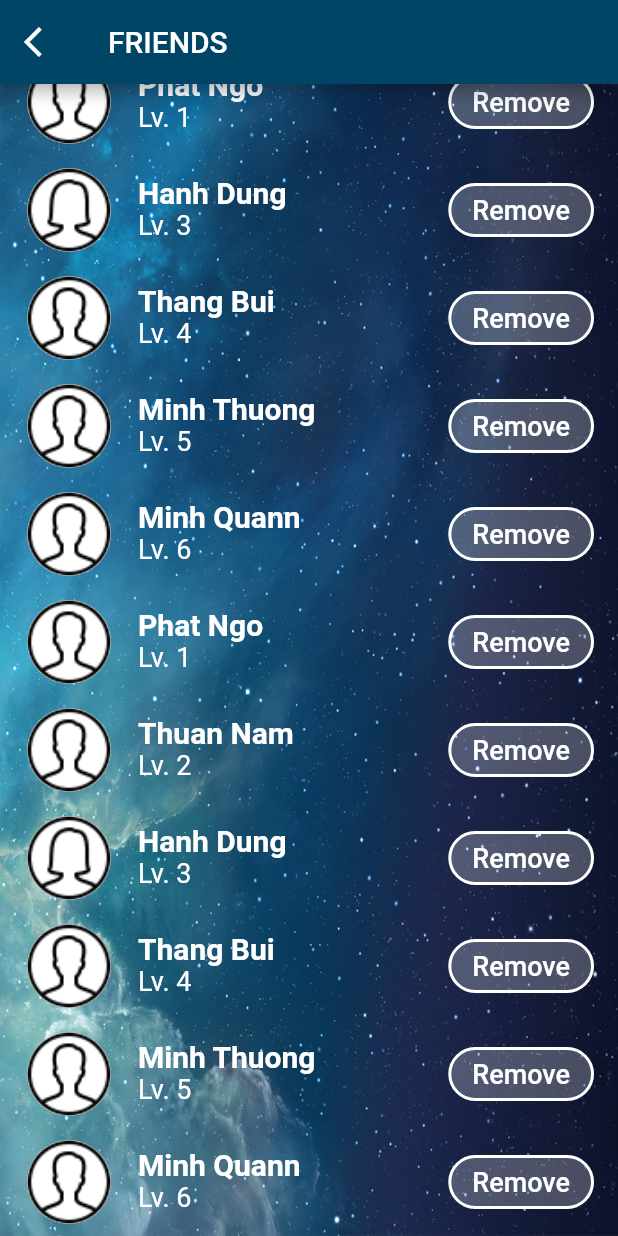
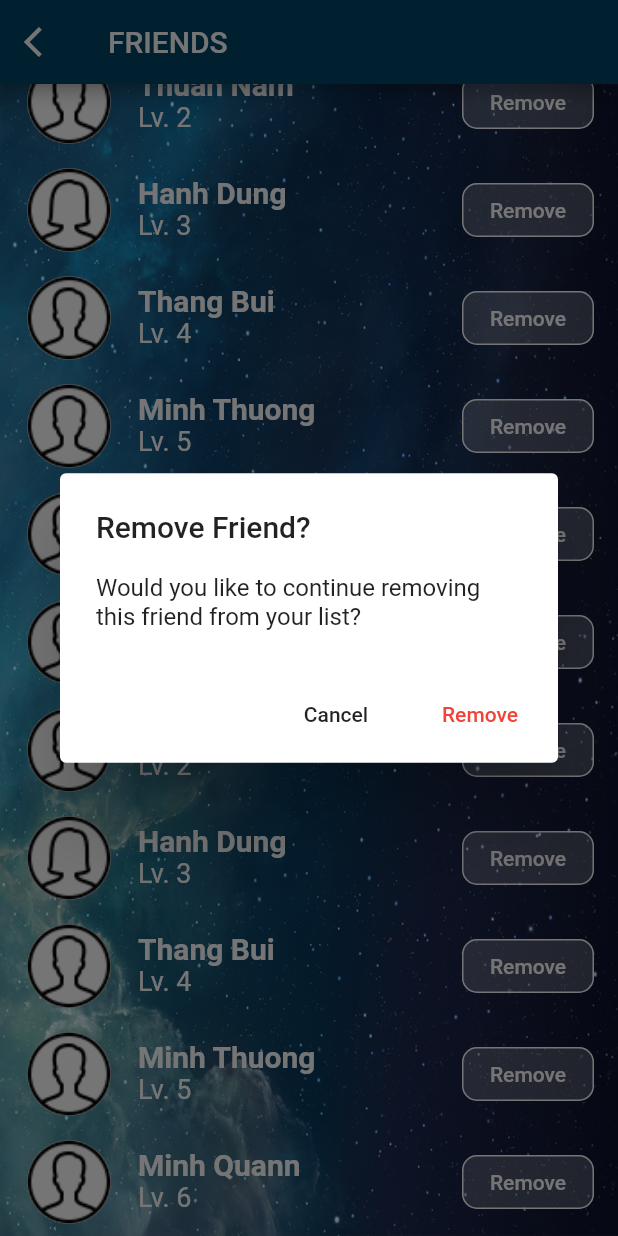
Before and after one commit to ngovanphat/QLDAPM-Project-PianoTile, a Flutter app: the FriendsList screen opened directly, scrolled down 96 dp, after a tap on "Remove", on a phone screen of 412 x 824 dp. Run offline on Flutter 3.47's test engine with Material 2 defaults, Android fonts, the phone set to English and light mode, and no system bars; our stand-ins replace audioplayers, firebase_auth, firebase_core, firebase_database, firebase_storage, flutter_spinkit and 4 more; missing offline and left inert: flutter_midi, marquee_flutter, permissions_plugin; accounts and stored records are empty; project files that could hold a hidden picture were left out.

Commit message:
Remove friend from friends list with alert

```diff
--- a/lib/views/friends_list.dart
+++ b/lib/views/friends_list.dart
@@ -38,21 +38,60 @@ class _FriendsListState extends State<FriendsList> {
       ),
       trailing: FlatButton(
         shape: RoundedRectangleBorder(
-            borderRadius: BorderRadius.circular(70),
-            side: BorderSide(
-                color: Colors.white, width: 2)),
+            borderRadius: BorderRadius.circular(10),
+            side: BorderSide(color: Colors.white, width: 1)),
         child: Text(
           'Remove',
-          style: TextStyle(
-              fontSize: 18, color: Colors.white),
+          style: TextStyle(fontSize: 14, color: Colors.white),
         ),
         color: Colors.white24,
         onPressed: () {
-          setState(() {
-            _friends.removeAt(index);
-          });
+          showAlertDialog(context, index);
         },
       ),
+    );
+  }
+
+  showAlertDialog(BuildContext context, int index) {
+    // set up the buttons
+    Widget cancelButton = FlatButton(
+      child: Text("Cancel"),
+      onPressed: () {
+        Navigator.of(context).pop();
+      },
+    );
+    Widget continueButton = FlatButton(
+      child: Text(
+        "Remove",
+        style: TextStyle(
+          color: Colors.red,
+        ),
+      ),
+      onPressed: () {
+        setState(() {
+          _friends.removeAt(index);
+        });
+        Navigator.of(context).pop();
+      },
+    );
+
+    // set up the AlertDialog
+    AlertDialog alert = AlertDialog(
+      title: Text("Remove Friend?"),
+      content: Text(
+          "Would you like to continue removing this friend from your list?"),
+      actions: [
+        cancelButton,
+        continueButton,
+      ],
+    );
+
+    // show the dialog
+    showDialog(
+      context: context,
+      builder: (BuildContext context) {
+        return alert;
+      },
     );
   }
 
@@ -113,7 +152,7 @@ List loadFriend() {
     'Minh Thuong',
     'Minh Quann'
   ];
-  final levels = ['1', '2', '3', '4', '5', '6','1', '2', '3', '4', '5', '6'];
+  final levels = ['1', '2', '3', '4', '5', '6', '1', '2', '3', '4', '5', '6'];
   final avatars = [
     'assets/images/male.png',
     'assets/images/male.png',
--- a/pubspec.yaml
+++ b/pubspec.yaml
@@ -42,8 +42,6 @@ dependencies:
   firebase_storage: ^3.1.6
   path_provider: ^1.6.11
   permissions_plugin: ^1.1.4
-
-
 
   # The following adds the Cupertino Icons font to your application.
   # Use with the CupertinoIcons class for iOS style icons.
```
Also changed, not shown: 1 other file.
